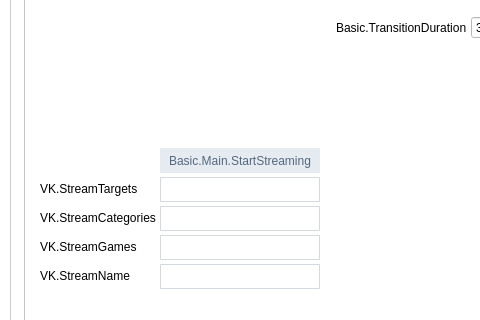
Qt form UI/forms/OBSBasic.ui (vokama/obs-studio) before a commit; both pictures show x 536 to 1016 and y 210 to 530 of the 1295 by 724 pixel window.
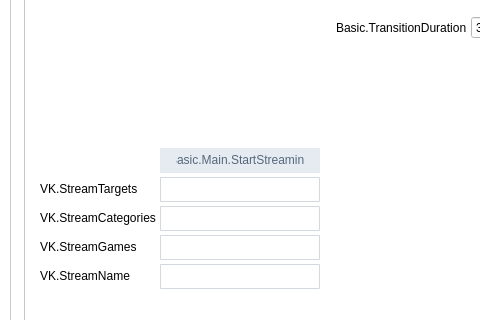
The same form after that commit. Icons and pictures are not drawn. Custom widgets are drawn as their Qt base class.

Commit message: Edit VK widgets stylesheets

Patch:
```diff
--- a/UI/forms/OBSBasic.ui
+++ b/UI/forms/OBSBasic.ui
@@ -1252,6 +1252,8 @@
 	background-color: #e5ebf1;
 	color: #55677d;
 	border: none;
+	font-size: 12.5px;
+	padding: 7px 16px 8px 16px;
 }
 QPushButton:hover {
 	background-color: #dfe6ed;
```
Left out of the diff: 10 changed lines with no effect on the pictures.
